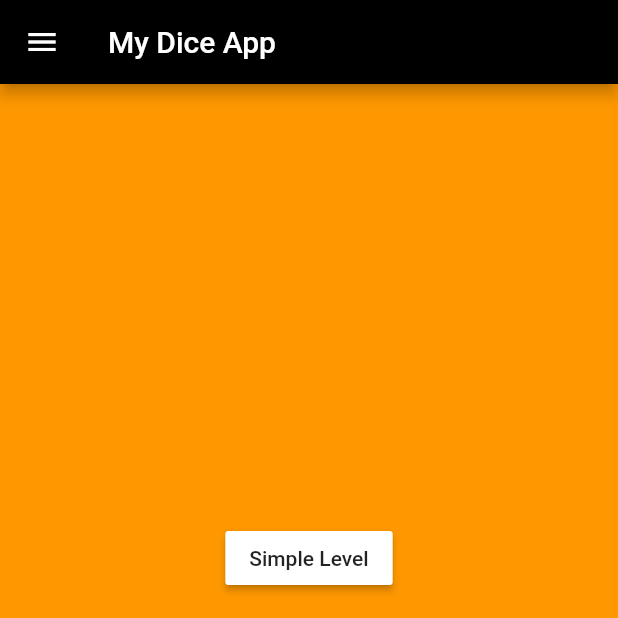
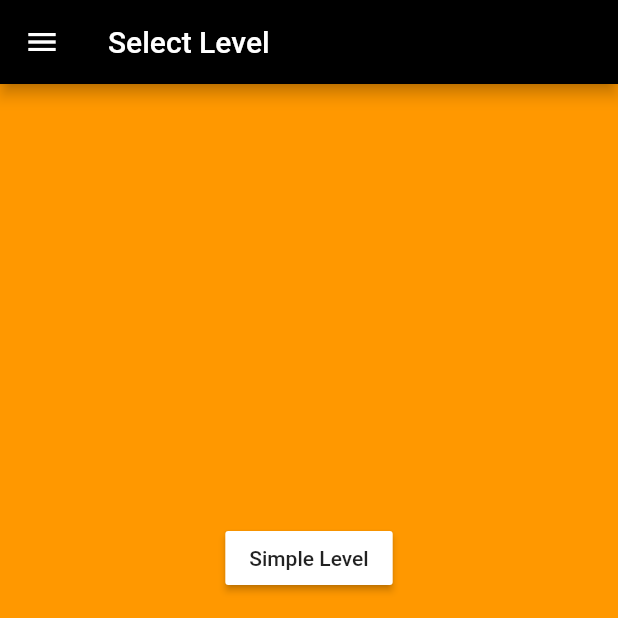
Before and after one commit to madiharafiq/sp17-BCS-020, a Flutter app: the screen it shows after launch, on a phone screen of 412 x 824 dp, the top half of it. Run offline on Flutter 3.47's test engine with Material 2 defaults, Android fonts, the phone set to English and light mode, and no system bars; project files that could hold a hidden picture were left out.

```diff
--- a/my_dice_app/lib/home.dart
+++ b/my_dice_app/lib/home.dart
@@ -15,7 +15,7 @@ class _homepageState extends State<homepage> {
   Widget build(BuildContext context) {
     return Scaffold(
       backgroundColor: Colors.orange,
-      appBar: AppBar(backgroundColor: Colors.black, title: Text('My Dice App')),
+      appBar: AppBar(backgroundColor: Colors.black, title: Text('Select Level')),
       drawer: Drawer(
         child: navigationbar(),
       ),
```
